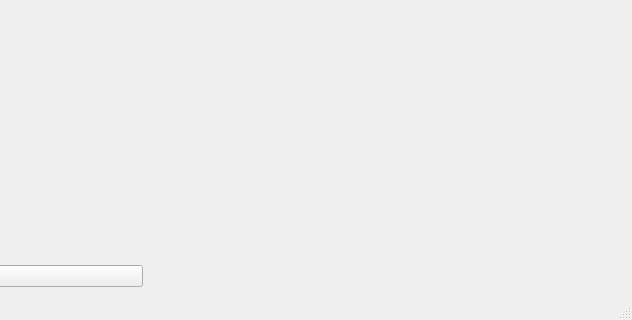
The window that src/DrawPlot/mainwindow.ui (CaffeMrDe/trajectRecordWithRos) describes before a commit, drawn with Qt 5; both pictures show x 817 to 1449 and y 423 to 743 of the 1449 by 743 pixel window.
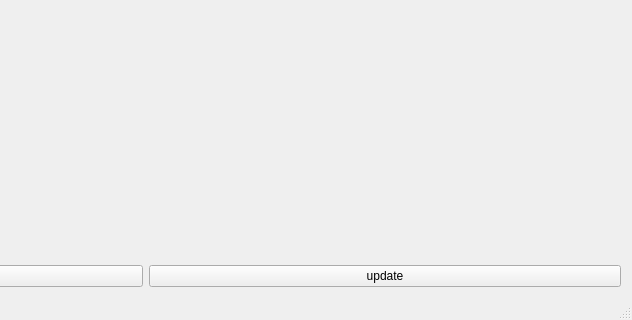
The same window after the commit. Custom widgets are drawn as their Qt base class.

```diff
--- a/src/DrawPlot/mainwindow.ui
+++ b/src/DrawPlot/mainwindow.ui
@@ -73,6 +73,13 @@
       </property>
      </widget>
     </item>
+    <item row="1" column="2">
+     <widget class="QPushButton" name="pbn_updateVal">
+      <property name="text">
+       <string>update</string>
+      </property>
+     </widget>
+    </item>
    </layout>
   </widget>
   <widget class="QMenuBar" name="menuBar">
```
Left out of the diff: 2 changed lines with no effect on the pictures.
